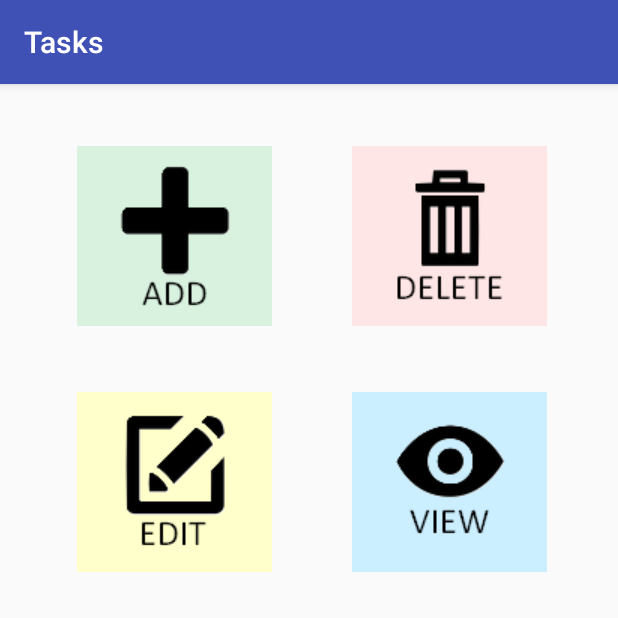
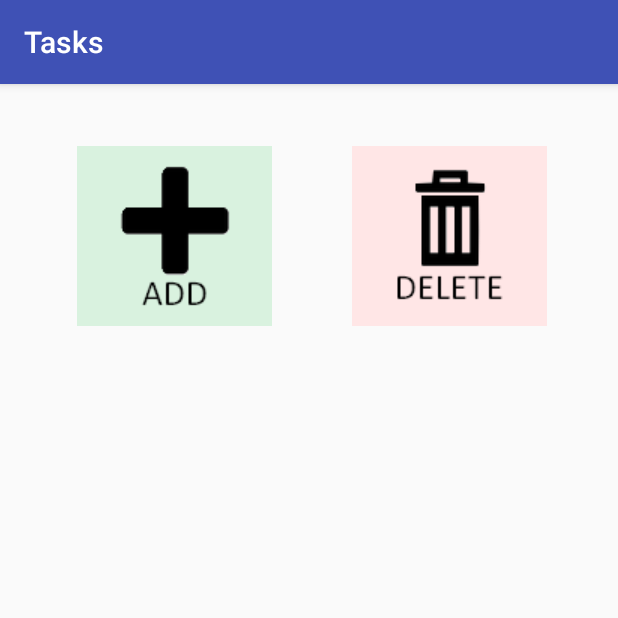
Before and after one commit to mzboito/FindYourTime, an Android app: the TasksActivity screen opened directly, with no data from a screen before it, on a phone screen of 412 x 824 dp, the top half of it. Run offline under Robolectric (Android 15) with nearby library versions, the phone set to English and light mode, and no system bars; network calls fail.

Commit message:
limpando repositório

```diff
--- a/FindYourTime/app/src/main/res/layout/activity_tasks.xml
+++ b/FindYourTime/app/src/main/res/layout/activity_tasks.xml
@@ -6,23 +6,6 @@
     android:layout_height="match_parent"
     tools:context="com.example.fyt.findyourtime.TasksActivity"
     android:id="@+id/activity_tasks">
-
-    <ImageButton
-        android:id="@+id/editButton"
-        android:layout_width="130dp"
-        android:layout_height="120dp"
-        android:layout_alignParentBottom="true"
-        android:layout_alignParentEnd="true"
-        android:layout_alignParentRight="true"
-        android:layout_marginEnd="24dp"
-        android:layout_marginStart="46dp"
-        android:layout_marginTop="44dp"
-        android:background="#ffffcc"
-        android:src="@drawable/edit_100"
-        app:layout_constraintEnd_toStartOf="@+id/viewButton"
-        app:layout_constraintStart_toStartOf="parent"
-        app:layout_constraintTop_toBottomOf="@+id/addButton"
-        tools:ignore="ContentDescription" />
 
     <ImageButton
         android:id="@+id/addButton"
@@ -60,21 +43,4 @@
         app:layout_constraintTop_toTopOf="parent"
         tools:ignore="ContentDescription" />
 
-    <ImageButton
-        android:id="@+id/viewButton"
-        android:layout_width="130dp"
-        android:layout_height="120dp"
-        android:layout_alignParentBottom="true"
-        android:layout_alignParentEnd="true"
-        android:layout_alignParentRight="true"
-        android:layout_marginEnd="42dp"
-        android:layout_marginStart="24dp"
-        android:layout_marginTop="44dp"
-        android:background="#ccefff"
-        android:src="@drawable/view_100"
-        app:layout_constraintEnd_toEndOf="parent"
-        app:layout_constraintStart_toEndOf="@+id/editButton"
-        app:layout_constraintTop_toBottomOf="@+id/deleteButton"
-        tools:ignore="ContentDescription" />
-
 </android.support.constraint.ConstraintLayout>
```
Also changed, not shown: 2 other files.
